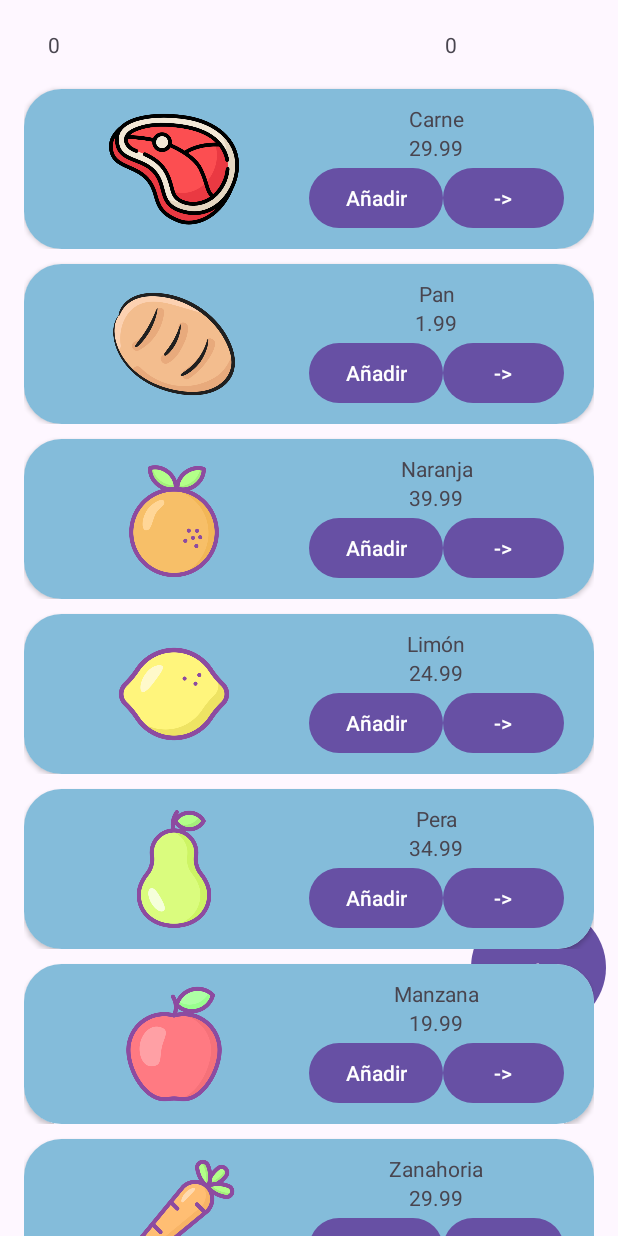
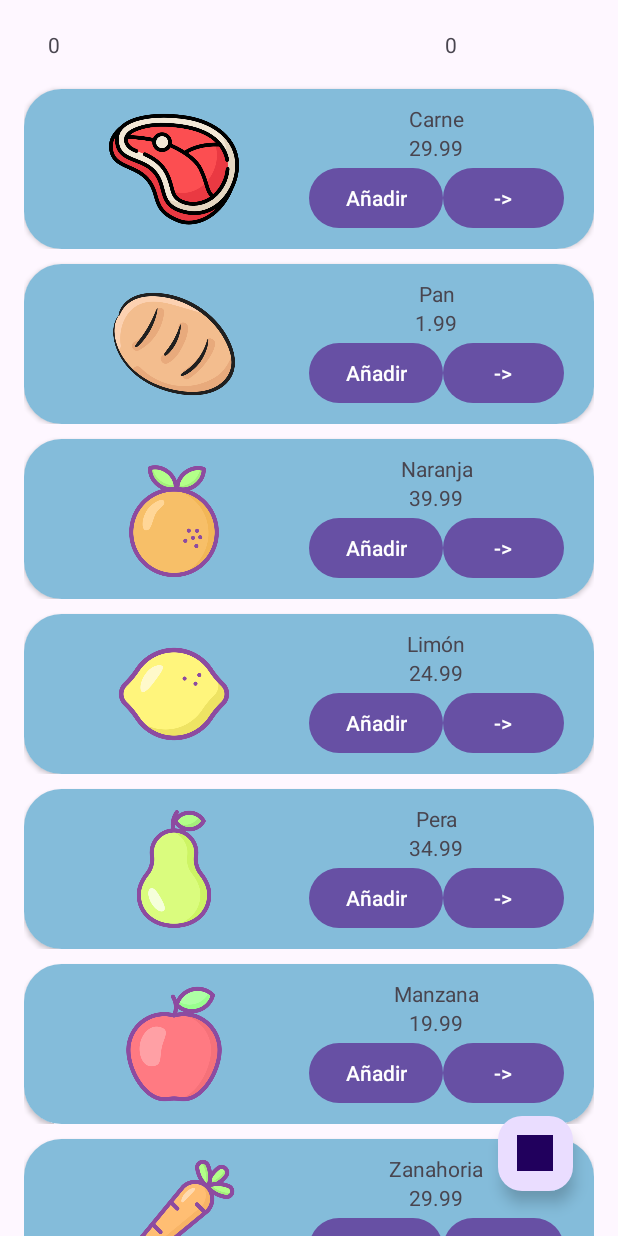
Before and after one commit to alvarohv2021/AppTienda, an Android app: the screen it shows after launch (MainActivity), on a phone screen of 412 x 824 dp. Run offline under Robolectric (Android 15) with nearby library versions, the phone set to English and light mode, and no system bars.

Commit message:
Se ve el boton flotante

```diff
--- a/app/src/main/res/layout/activity_main.xml
+++ b/app/src/main/res/layout/activity_main.xml
@@ -6,15 +6,17 @@
     android:layout_height="match_parent"
     tools:context=".MainActivity">
 
-    <Button
-        android:id="@+id/button3"
-        android:layout_width="90dp"
-        android:layout_height="90dp"
-        android:layout_marginTop="600dp"
-        android:layout_marginEnd="8dp"
-        android:text="+"
+    <com.google.android.material.floatingactionbutton.FloatingActionButton
+        android:id="@+id/addProductButton"
+        android:layout_width="wrap_content"
+        android:layout_height="wrap_content"
+        android:layout_marginEnd="30dp"
+        android:layout_marginBottom="30dp"
+        android:clickable="true"
+        app:fabCustomSize="50dp"
+        app:layout_constraintBottom_toBottomOf="parent"
         app:layout_constraintEnd_toEndOf="parent"
-        app:layout_constraintTop_toTopOf="parent" />
+        app:srcCompat="@drawable/plus" />
 
     <LinearLayout
         android:id="@+id/linearLayout"
@@ -60,4 +62,5 @@
 
     </LinearLayout>
 
+
 </androidx.constraintlayout.widget.ConstraintLayout>
--- a/app/src/main/res/layout/activity_product_activity.xml
+++ b/app/src/main/res/layout/activity_product_activity.xml
@@ -58,12 +58,6 @@
                     android:text="Descripcion"
                     android:textAlignment="center" />
 
-                <Button
-                    android:id="@+id/button"
-                    android:layout_width="match_parent"
-                    android:layout_height="wrap_content"
-                    android:text="Añadir" />
-
             </LinearLayout>
         </LinearLayout>
     </androidx.cardview.widget.CardView>
```
Also changed, not shown: app/src/main/res/drawable/plus.png (added).
